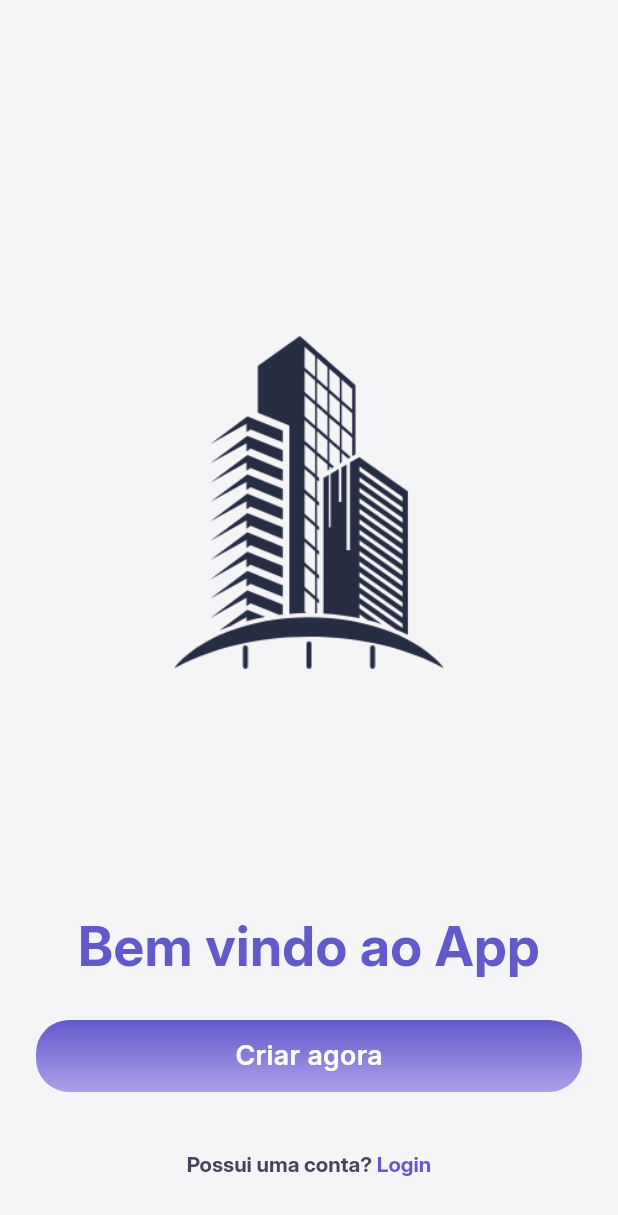
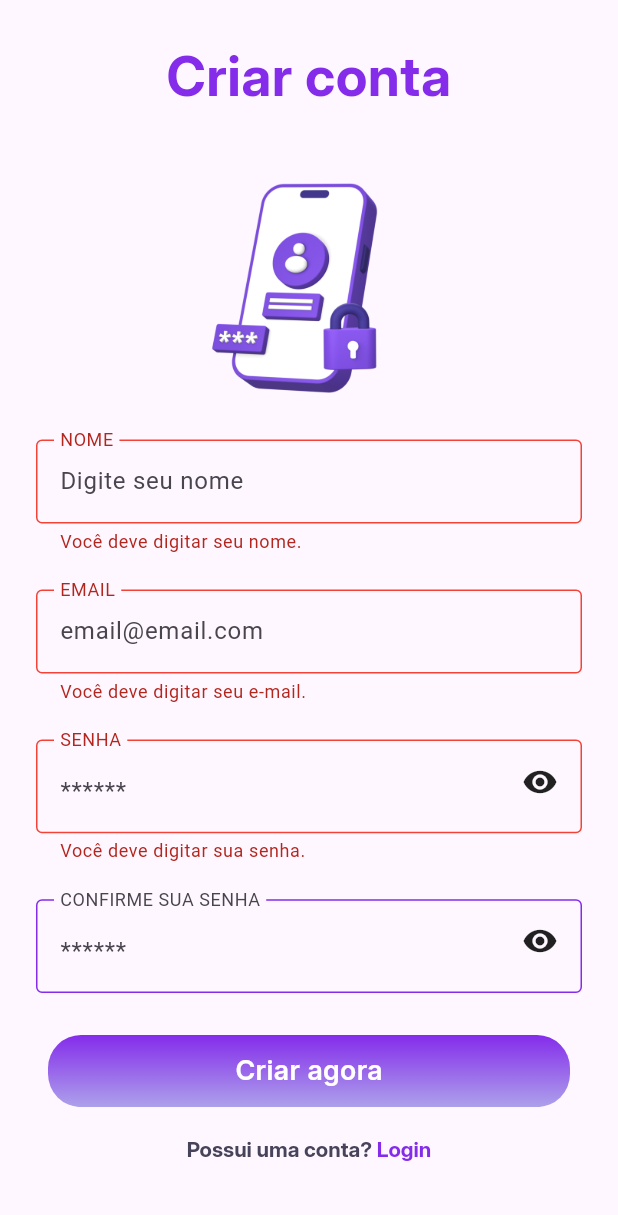
Before and after one commit to jonatavaz/Construtech, a Flutter app: the screen it shows after launch, after a tap on "Criar agora", on a phone screen of 412 x 824 dp. Shown: the top 1215 px of the screen. Run offline on Flutter 3.47's test engine with Material 3 defaults, Android fonts, the phone set to English and light mode, and no system bars.

Commit message:
feat: cadastroPessoa
Foi realizado a implementação da tela de cadastro de pessoa e feito as validações de campos

```diff
--- a/lib/app.dart
+++ b/lib/app.dart
@@ -1,4 +1,5 @@
 import 'package:construtech/features/onboarding/onboarding_page.dart';
+import 'package:construtech/features/sign_up/sign_up_page.dart';
 import 'package:construtech/features/splash/splash_page.dart';
 import 'package:flutter/material.dart';
 
@@ -7,8 +8,8 @@ class App extends StatelessWidget {
 
   @override
   Widget build(BuildContext context) {
-    return const MaterialApp(
-      home: OnboardingPage(),
+    return  MaterialApp(
+      home: SignUpPage(),
     );
   }
 }
--- a/lib/common/constants/app_colors.dart
+++ b/lib/common/constants/app_colors.dart
@@ -3,9 +3,9 @@ import 'dart:ui';
 class AppColors {
   AppColors._();
 
-  static const Color purpleOne = Color(0xFF6259CA);
+  static const Color purpleOne = Color(0xFF842CEA);
   static const List<Color> purpleGradient = [
-    Color(0xFF6259CA),
+    Color(0xFF842CEA),
     Color(0xFFADA1EA),
   ];
 
--- /dev/null
+++ b/lib/common/utils/validator.dart
@@ -0,0 +1,42 @@
+class Validator {
+  Validator._();
+
+  static String? validateName(String? value) {
+    //final condition = RegExp(r"[a-zA-Z][a-zA-Z0-9-_]{3,32}");
+    if (value!.isEmpty) {
+      return "Você deve digitar seu nome.";
+    }
+
+    return null;
+  }
+
+  static String? validateEmail(String? value) {
+    //final condition = RegExp(r"^\w{4,}@\w+[.]{1}(com|co.kr|go.kr|net|or.kr)$");
+    if (value!.isEmpty) {
+      return "Você deve digitar seu e-mail.";
+    }
+    return null;
+  }
+
+  static String? validatePassword(String? value) {
+    final condition = RegExp(
+      r"^(?=.*\d)(?=.*[a-z])(?=.*[A-Z])(?=.*[a-zA-Z]).{8,}$",
+    );
+    if (value!.isEmpty) {
+      return "Você deve digitar sua senha.";
+    }
+    if (value != null && condition.hasMatch(value)) {
+      return "Senha inválida. Digite uma senha válida.";
+    }
+
+    return null;
+  }
+
+  static String? validateConfirmPassword(String? one, String? two) {
+    if (one != two) {
+      return "As senhas não coincidem";
+    }
+
+    return null;
+  }
+}
--- /dev/null
+++ b/lib/common/widgets/custom_text_form_field.dart
@@ -0,0 +1,94 @@
+import 'package:construtech/common/constants/app_colors.dart';
+import 'package:flutter/material.dart';
+
+class CustomTextFormField extends StatefulWidget {
+  final String? hintText;
+  final String? labelText;
+  final TextCapitalization? textCapitalization;
+  final TextEditingController? controller;
+  final TextInputType? keyboardType;
+  final int? maxLength;
+  final TextInputAction? textInputAction;
+  final Widget? suffix;
+  final bool? obscureText;
+  final FormFieldValidator<String>? validator;
+  final String? helperText;
+
+  const CustomTextFormField({
+    this.hintText,
+    this.labelText,
+    this.textCapitalization,
+    this.controller,
+    this.keyboardType,
+    this.maxLength,
+    this.textInputAction,
+    this.suffix,
+    this.obscureText,
+    this.validator,
+    this.helperText,
+    super.key,
+  });
+
+  @override
+  State<CustomTextFormField> createState() => _CustomTextFormFieldState();
+}
+
+class _CustomTextFormFieldState extends State<CustomTextFormField> {
+  final defaulBorder = const OutlineInputBorder(
+    borderSide: BorderSide(color: AppColors.purpleOne),
+  );
+
+  String? _helperText;
+
+  @override
+  void initState() {
+    super.initState();
+    _helperText = widget.helperText;
+  }
+
+  @override
+  Widget build(BuildContext context) {
+    return Padding(
+      padding: const EdgeInsets.symmetric(horizontal: 24.0, vertical: 12.0),
+      child: TextFormField(
+        onChanged: (value){
+
+          if(value.length == 1){
+            setState(() {
+              _helperText = null;
+            });
+          }else if(value.isEmpty){
+            setState(() {
+              _helperText = widget.helperText;
+            });
+          }
+        },
+        validator: widget.validator,
+        obscureText: widget.obscureText ?? false,
+        textInputAction: widget.textInputAction,
+        maxLength: widget.maxLength,
+        keyboardType: widget.keyboardType,
+        controller: widget.controller,
+        textCapitalization:
+            widget.textCapitalization ?? TextCapitalization.none,
+        decoration: InputDecoration(
+          helperText: _helperText,
+          helperMaxLines: 3,
+          suffix: widget.suffix,
+          hintText: widget.hintText,
+          floatingLabelBehavior: FloatingLabelBehavior.always,
+          labelText: widget.labelText?.toUpperCase(),
+          focusedBorder: defaulBorder,
+          errorBorder: defaulBorder.copyWith(
+            borderSide: const BorderSide(color: Colors.red),
+          ),
+          focusedErrorBorder: defaulBorder.copyWith(
+            borderSide: const BorderSide(color: Colors.red),
+          ),
+          enabledBorder: defaulBorder,
+          disabledBorder: defaulBorder,
+        ),
+      ),
+    );
+  }
+}
--- /dev/null
+++ b/lib/common/widgets/password_form_field.dart
@@ -0,0 +1,51 @@
+import 'dart:developer';
+
+import 'package:construtech/common/widgets/custom_text_form_field.dart';
+import 'package:flutter/material.dart';
+
+class PasswordFormField extends StatefulWidget {
+  final TextEditingController? controller;
+  final String? hintText;
+  final String? labelText;
+  final FormFieldValidator<String>? validator;
+  final String? helperText;
+
+  const PasswordFormField({
+    this.hintText,
+    this.labelText,
+    this.controller,
+    this.validator,
+    this.helperText,
+    super.key,
+  });
+
+  @override
+  State<PasswordFormField> createState() => _PasswordFormFieldState();
+}
+
+class _PasswordFormFieldState extends State<PasswordFormField> {
+
+  bool isHidden = true;
+
+  @override
+  Widget build(BuildContext context) {
+    return CustomTextFormField(
+      helperText: widget.helperText,
+      validator: widget.validator,
+      obscureText: isHidden,
+      controller: widget.controller,
+      hintText: widget.hintText?.toUpperCase(),
+      labelText: widget.labelText,
+      suffix: InkWell(
+        borderRadius: BorderRadius.circular(23.0),
+        onTap: () {
+          log("pressed");
+          setState(() {
+            isHidden = !isHidden;
+          });
+        },
+        child: Icon(isHidden ? Icons.visibility : Icons.visibility_off),
+      ),
+    );
+  }
+}
--- /dev/null
+++ b/lib/features/sign_up/sign_up_controller.dart
@@ -0,0 +1,23 @@
+import 'dart:developer';
+
+import 'package:construtech/features/sign_up/sign_up_state.dart';
+import 'package:flutter/material.dart';
+
+class SignUpController extends ChangeNotifier {
+  SignUpState _state = SignUpInitialState();
+
+  SignUpState get state => _state;
+
+  void _changeState(SignUpState newState) {
+    _state = newState;
+    notifyListeners();
+  }
+
+  Future<bool> doSignUp() async{
+    _changeState(SignUpLoadingState());
+    await Future.delayed(Duration(seconds: 2));
+    log("Usuário Logado");
+    _changeState(SignUpSuccessState());
+    return true;
+  }
+}
--- /dev/null
+++ b/lib/features/sign_up/sign_up_page.dart
@@ -0,0 +1,134 @@
+import 'dart:developer';
+
+import 'package:construtech/common/constants/app_colors.dart';
+import 'package:construtech/common/constants/app_text_style.dart';
+import 'package:construtech/common/utils/validator.dart';
+import 'package:construtech/common/widgets/custom_text_form_field.dart';
+import 'package:construtech/common/widgets/password_form_field.dart';
+import 'package:construtech/common/widgets/primay_button.dart';
+import 'package:construtech/features/onboarding/onboarding_page.dart';
+import 'package:construtech/features/sign_up/sign_up_controller.dart';
+import 'package:construtech/features/sign_up/sign_up_state.dart';
+import 'package:flutter/material.dart';
+
+class SignUpPage extends StatefulWidget {
+  const SignUpPage({super.key});
+
+  @override
+  State<SignUpPage> createState() => _SignUpPageState();
+}
+
+class _SignUpPageState extends State<SignUpPage> {
+  final _formKey = GlobalKey<FormState>();
+
+  final _passwordController = TextEditingController();
+  final _controller = SignUpController();
+
+  @override
+  void initState() {
+    super.initState();
+    _controller.addListener(() {
+      if (_controller.state is SignUpLoadingState) {
+        showDialog(
+          context: context,
+          builder: (context) =>
+              const Center(child: CircularProgressIndicator()),
+        );
+      }
+      if (_controller.state is SignUpSuccessState) {
+        Navigator.pop(context);
+        Navigator.push(
+          context,
+          MaterialPageRoute(
+            builder: (context) =>
+                Scaffold(body: Center(child: Text("Nova Tela"))),
+          ),
+        );
+      }
+    });
+  }
+
+  @override
+  Widget build(BuildContext context) {
+    return Scaffold(
+      body: ListView(
+        children: [
+          Padding(
+            padding: const EdgeInsets.symmetric(vertical: 25.0),
+            child: Text(
+              'Criar conta',
+              textAlign: TextAlign.center,
+              style: AppTextStyle.mediumText.copyWith(
+                color: AppColors.purpleOne,
+              ),
+            ),
+          ),
+          SizedBox(
+            height: 180,
+            child: Image.asset(
+              'assets/images/Sign_up.png',
+              fit: BoxFit.contain,
+            ),
+          ),
+          Form(
+            key: _formKey,
+            child: Column(
+              children: [
+                CustomTextFormField(
+                  labelText: "Nome",
+                  hintText: "Digite seu nome",
+                  textCapitalization: TextCapitalization.words,
+                  validator: Validator.validateName,
+                ),
+                CustomTextFormField(
+                  labelText: "Email",
+                  hintText: "email@email.com",
+                  validator: Validator.validateEmail,
+                ),
+                PasswordFormField(
+                  controller: _passwordController,
+                  labelText: "Senha",
+                  hintText: "******",
+                  validator: Validator.validatePassword,
+                  helperText:
+                      "Sua senha deve conter no minimo 8 caracteres, contendo Maiuscula, Minuscula e número",
+                ),
+                PasswordFormField(
+                  labelText: "Confirme sua senha",
+                  hintText: "******",
+                  validator: (value) => Validator.validateConfirmPassword(
+                    value,
+                    _passwordController.text,
+                  ),
+                ),
+              ],
+            ),
+          ),
+          Padding(
+            padding: const EdgeInsets.only(
+              left: 32.0,
+              right: 32.0,
+              top: 16.0,
+              bottom: 4.0,
+            ),
+            child: PrimaryButton(
+              text: "Criar agora",
+              onPressed: () {
+                final valid =
+                    _formKey.currentState != null &&
+                    _formKey.currentState!.validate();
+                if (valid) {
+                  _controller.doSignUp();
+                } else {
+                  log("Erro ao logar");
+                }
+              },
+            ),
+          ),
+          CustomTextButton(),
+          SizedBox(height: 10.0),
+        ],
+      ),
+    );
+  }
+}
--- /dev/null
+++ b/lib/features/sign_up/sign_up_state.dart
@@ -0,0 +1,6 @@
+abstract class SignUpState {}
+
+class SignUpInitialState extends SignUpState{}
+class SignUpLoadingState extends SignUpState{}
+class SignUpSuccessState extends SignUpState{}
+class SignUpErrorState extends SignUpState{}
```
Also changed, not shown: assets/images/Sign_up.png (added).
